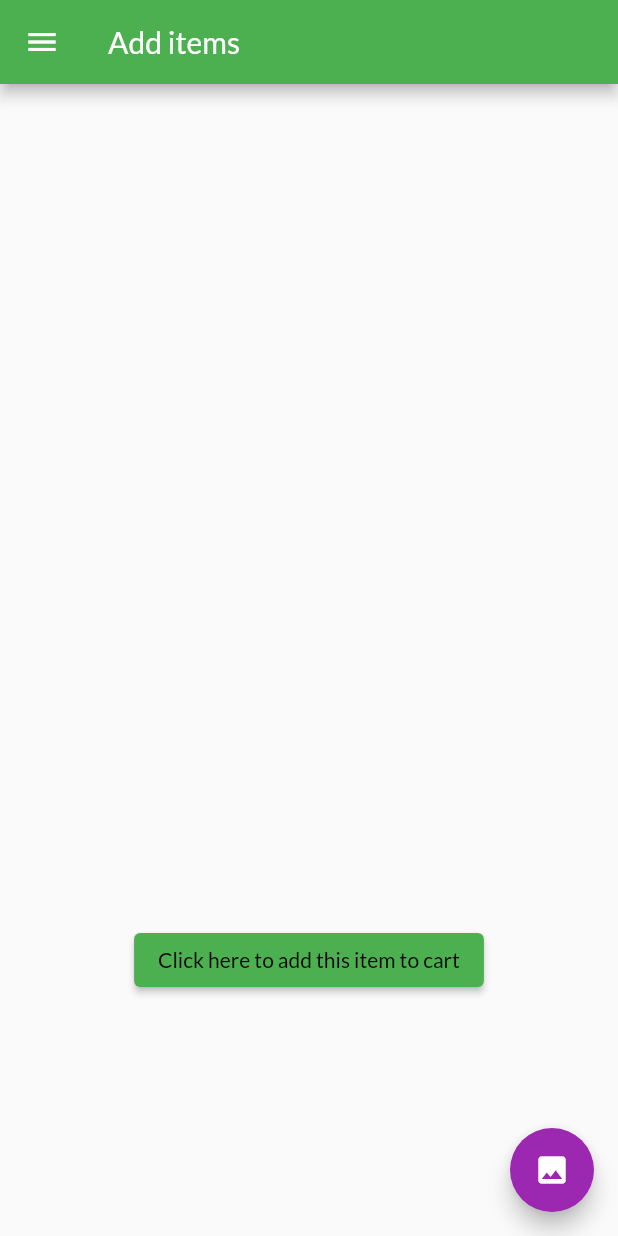
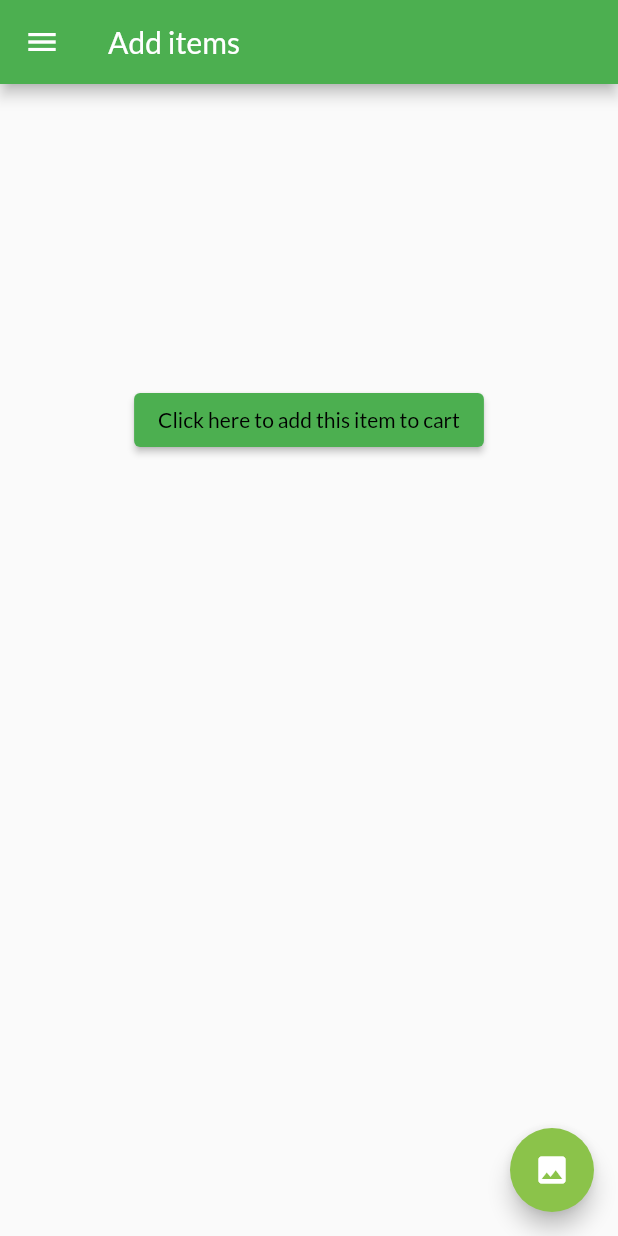
Before and after one commit to hacknitr-kifu/kifu, a Flutter app: the ImageClassifier screen opened by its route, on a phone screen of 412 x 824 dp. Run offline on Flutter 3.47's test engine with Material 2 defaults, Android fonts, the light colour scheme and no system bars; our stand-ins replace flutter_svg, google_fonts, google_maps_flutter, hexcolor, image_picker, simple_gradient_text; missing offline and left inert: sawo, tflite; network calls fail.

Commit message:
image classifier UI enhancement

```diff
--- a/app/kifu/lib/pages/image_classifier.dart
+++ b/app/kifu/lib/pages/image_classifier.dart
@@ -52,7 +52,6 @@ class _ImageClassifierState extends State<ImageClassifier> {
     );
     setState(() {
       _loading = false;
-      //Declare List _outputs in the class which will be used to show the classified classs name and confidence
       _outputs = output;
     });
   }
@@ -77,7 +76,8 @@ class _ImageClassifierState extends State<ImageClassifier> {
         title: const Text('Add items'),
         backgroundColor: Colors.green,
       ),
-      body: _loading
+      body: SingleChildScrollView(
+        child: _loading
             ? Container(
                 alignment: Alignment.center,
                 child: CircularProgressIndicator(),
@@ -88,9 +88,11 @@ class _ImageClassifierState extends State<ImageClassifier> {
                   crossAxisAlignment: CrossAxisAlignment.center,
                   mainAxisAlignment: MainAxisAlignment.center,
                   children: [
-                  _image == null ? Container() : Image.file(File(_image!.path)),
+                    _image == null
+                        ? Container()
+                        : Image.file(File(_image!.path)),
                     SizedBox(
-                    height: 400,
+                      height: 200,
                     ),
                     ElevatedButton(
                       style: ButtonStyle(
@@ -115,9 +117,10 @@ class _ImageClassifierState extends State<ImageClassifier> {
                   ],
                 ),
               ),
+      ),
       floatingActionButton: FloatingActionButton(
         onPressed: _optiondialogbox,
-        backgroundColor: Colors.purple,
+        backgroundColor: Colors.lightGreen,
         child: Icon(Icons.image),
       ),
     );
@@ -129,7 +132,7 @@ class _ImageClassifierState extends State<ImageClassifier> {
         context: context,
         builder: (BuildContext context) {
           return AlertDialog(
-            backgroundColor: Colors.purple,
+            backgroundColor: Colors.green,
             content: SingleChildScrollView(
               child: ListBody(
                 children: <Widget>[
```
Lines whose indentation alone changed are shown as unchanged.
